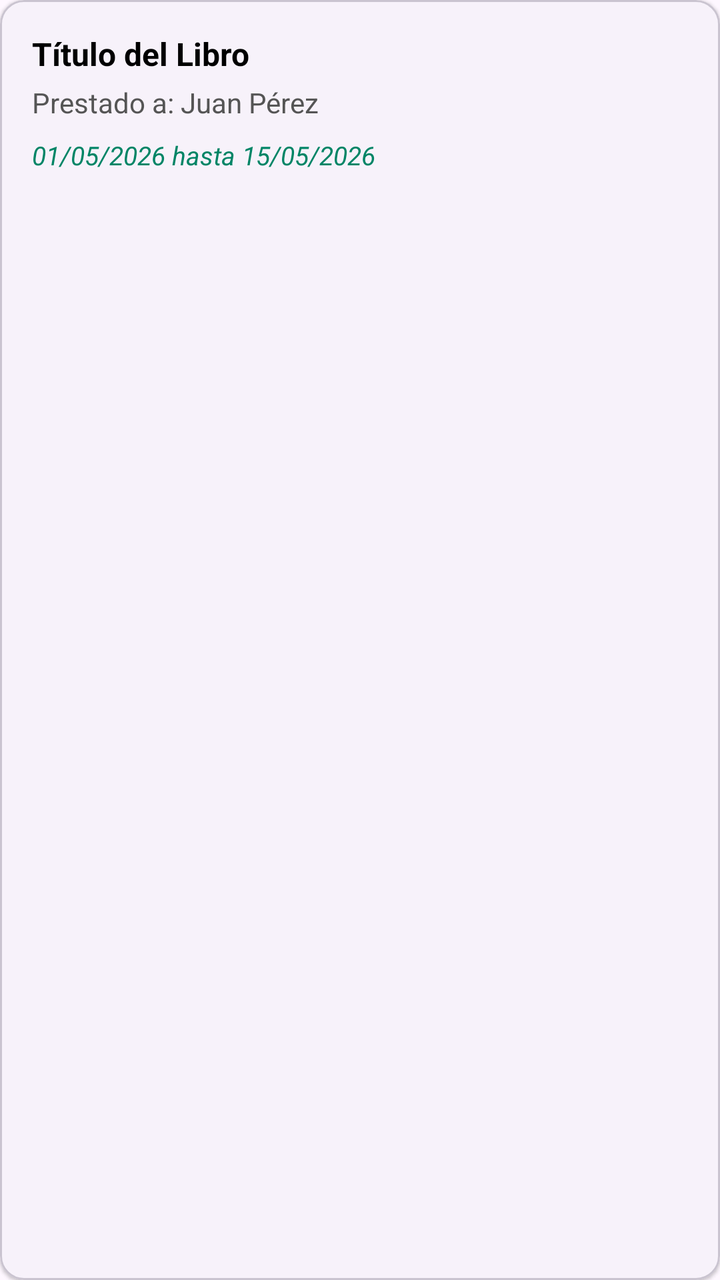
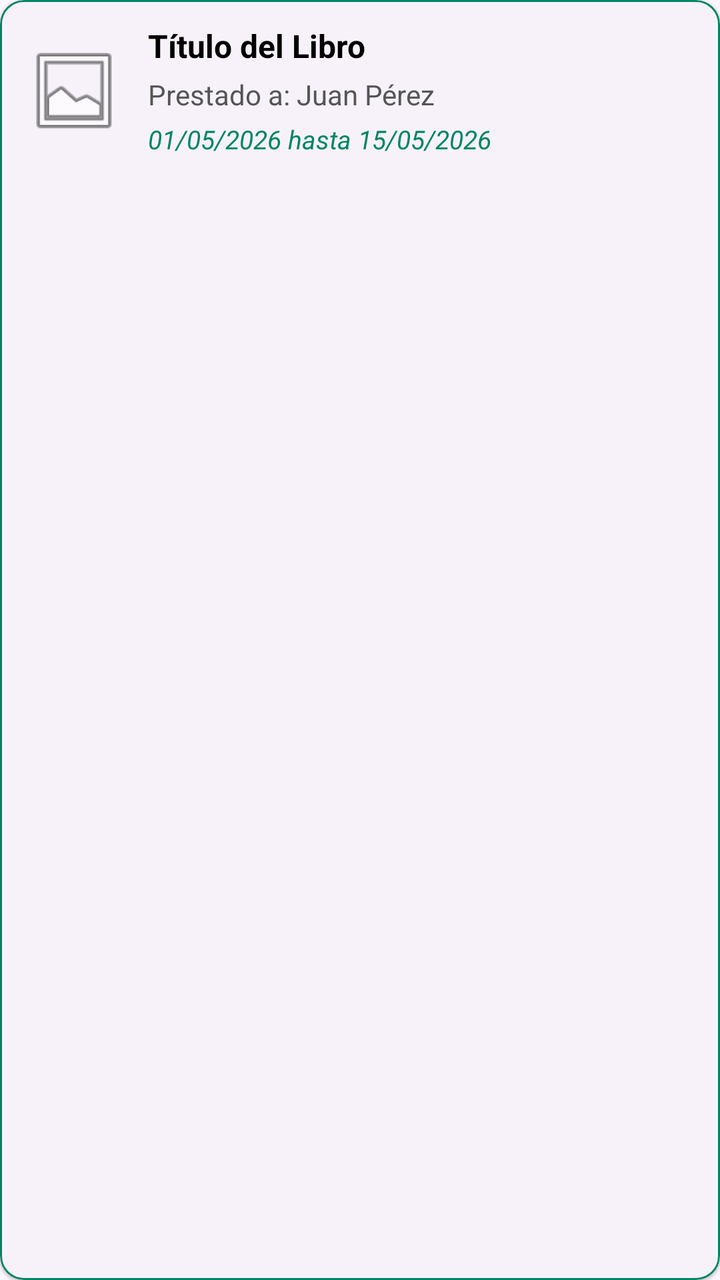

The first picture is an Android layout as it rendered before a commit; the second is the same layout after the commit. The layout source and the unified diff follow.
<!-- AndroidManifest.xml: application theme Theme.MiLibreria -->
<!-- res/layout/item_prestamo.xml -->
<?xml version="1.0" encoding="utf-8"?>
<com.google.android.material.card.MaterialCardView xmlns:android="http://schemas.android.com/apk/res/android"
    xmlns:app="http://schemas.android.com/apk/res-auto"
    style="?attr/materialCardViewElevatedStyle"
    android:layout_width="match_parent"
    android:layout_height="wrap_content"
    android:layout_margin="6dp"
    app:strokeWidth="1dp">

    <androidx.constraintlayout.widget.ConstraintLayout
        android:layout_width="match_parent"
        android:layout_height="wrap_content"
        android:padding="16dp">
        
        <TextView
            android:id="@+id/iptvLibroTitulo"
            android:layout_width="0dp"
            android:layout_height="wrap_content"
            android:text="Título del Libro"
            android:textColor="#000000"
            android:textSize="16sp"
            android:textStyle="bold"
            app:layout_constraintEnd_toEndOf="parent"
            app:layout_constraintStart_toStartOf="parent"
            app:layout_constraintTop_toTopOf="parent" />

        <TextView
            android:id="@+id/iptvUsuarioNombre"
            android:layout_width="0dp"
            android:layout_height="wrap_content"
            android:layout_marginTop="4dp"
            android:text="Prestado a: Juan Pérez"
            android:textColor="#555555"
            android:textSize="14sp"
            app:layout_constraintEnd_toEndOf="parent"
            app:layout_constraintStart_toStartOf="parent"
            app:layout_constraintTop_toBottomOf="@id/iptvLibroTitulo" />

        <TextView
            android:id="@+id/iptvFechas"
            android:layout_width="0dp"
            android:layout_height="wrap_content"
            android:layout_marginTop="8dp"
            android:text="01/05/2026 hasta 15/05/2026"
            android:textColor="#008566"
            android:textSize="13sp"
            android:textStyle="italic"
            app:layout_constraintBottom_toBottomOf="parent"
            app:layout_constraintEnd_toEndOf="parent"
            app:layout_constraintStart_toStartOf="parent"
            app:layout_constraintTop_toBottomOf="@id/iptvUsuarioNombre" />

    </androidx.constraintlayout.widget.ConstraintLayout>
</com.google.android.material.card.MaterialCardView>
<!-- resources referenced by this layout -->
<resources>
  <style name="Theme.MiLibreria" parent="Base.Theme.MiLibreria" />
  <style name="Base.Theme.MiLibreria" parent="Theme.Material3.DayNight.NoActionBar">
          
          
      </style>
</resources>

<!-- the commit's change to res/layout/item_prestamo.xml (unified diff, before → after) -->
@@ -5,49 +5,63 @@
     android:layout_width="match_parent"
     android:layout_height="wrap_content"
     android:layout_margin="6dp"
+    app:strokeColor="@color/verde_primario"
     app:strokeWidth="1dp">
 
     <androidx.constraintlayout.widget.ConstraintLayout
         android:layout_width="match_parent"
         android:layout_height="wrap_content"
-        android:padding="16dp">
-        
+        android:padding="12dp">
+
+        <ImageView
+            android:id="@+id/ivPrestamoThumb"
+            android:layout_width="50dp"
+            android:layout_height="50dp"
+            android:contentDescription="@string/imagen_logo"
+            android:src="@android:drawable/ic_menu_gallery"
+            app:layout_constraintBottom_toBottomOf="parent"
+            app:layout_constraintStart_toStartOf="parent"
+            app:layout_constraintTop_toTopOf="parent" />
+
         <TextView
             android:id="@+id/iptvLibroTitulo"
             android:layout_width="0dp"
             android:layout_height="wrap_content"
+            android:layout_marginStart="12dp"
             android:text="Título del Libro"
             android:textColor="#000000"
             android:textSize="16sp"
             android:textStyle="bold"
             app:layout_constraintEnd_toEndOf="parent"
-            app:layout_constraintStart_toStartOf="parent"
+            app:layout_constraintStart_toEndOf="@id/ivPrestamoThumb"
             app:layout_constraintTop_toTopOf="parent" />
 
         <TextView
             android:id="@+id/iptvUsuarioNombre"
             android:layout_width="0dp"
             android:layout_height="wrap_content"
+            android:layout_marginStart="12dp"
             android:layout_marginTop="4dp"
             android:text="Prestado a: Juan Pérez"
             android:textColor="#555555"
             android:textSize="14sp"
             app:layout_constraintEnd_toEndOf="parent"
-            app:layout_constraintStart_toStartOf="parent"
+            app:layout_constraintStart_toEndOf="@id/ivPrestamoThumb"
             app:layout_constraintTop_toBottomOf="@id/iptvLibroTitulo" />
 
         <TextView
             android:id="@+id/iptvFechas"
             android:layout_width="0dp"
             android:layout_height="wrap_content"
-            android:layout_marginTop="8dp"
+            android:layout_marginStart="12dp"
+            android:layout_marginTop="4dp"
             android:text="01/05/2026 hasta 15/05/2026"
             android:textColor="#008566"
             android:textSize="13sp"
             android:textStyle="italic"
             app:layout_constraintBottom_toBottomOf="parent"
             app:layout_constraintEnd_toEndOf="parent"
-            app:layout_constraintStart_toStartOf="parent"
+            app:layout_constraintStart_toEndOf="@id/ivPrestamoThumb"
             app:layout_constraintTop_toBottomOf="@id/iptvUsuarioNombre" />
 
     </androidx.constraintlayout.widget.ConstraintLayout>
<!-- resource entries referenced after the edit -->
@@ -1,5 +1,7 @@
 <!-- resources referenced by this layout -->
 <resources>
+  <color name="verde_primario">#008566</color>
+  <string name="imagen_logo">Imagen del logo</string>
   <style name="Theme.MiLibreria" parent="Base.Theme.MiLibreria" />
   <style name="Base.Theme.MiLibreria" parent="Theme.Material3.DayNight.NoActionBar">
           
